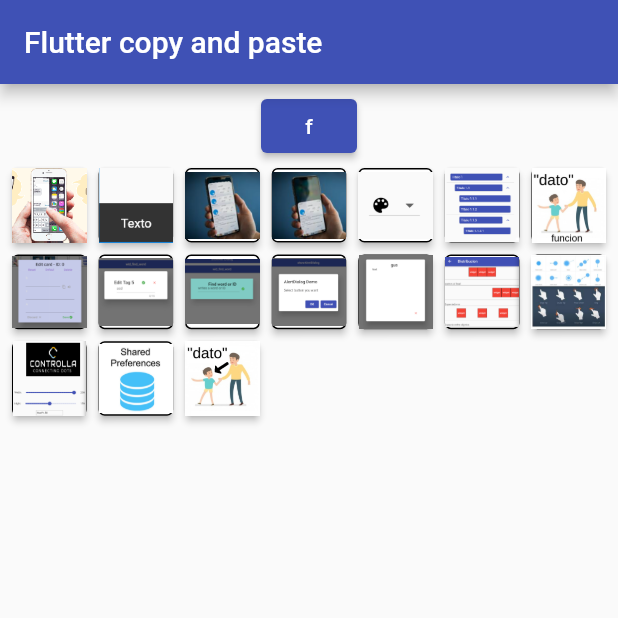
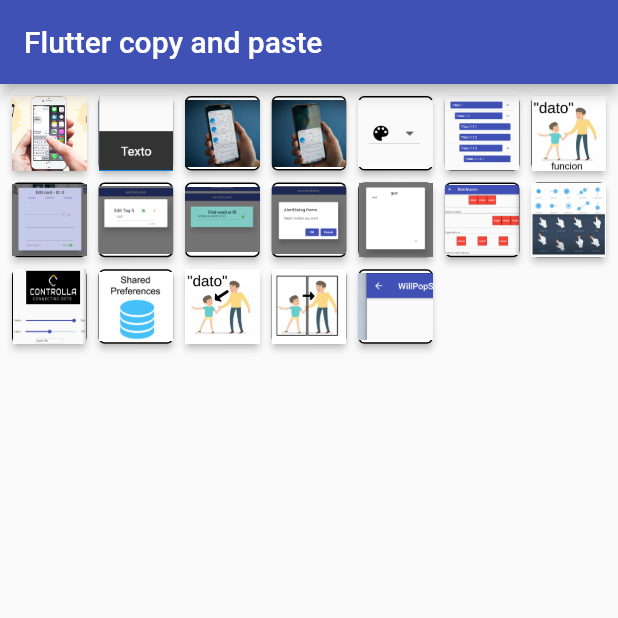
Before and after one commit to Pedro-Gustavo-Lozano-Wright/flutter_copy_and_paste, a Flutter app: the screen it shows after launch, on a phone screen of 412 x 824 dp, the top half of it. Run offline on Flutter 3.47's test engine with Material 2 defaults, Android fonts, the phone set to English and light mode, and no system bars; our stand-ins replace bloc, dio, equatable, hive, retrofit; accounts and stored records are empty; generated files the repository leaves out were written again.

Commit message:
anadiendo comunicadcion entre pantanas

```diff
--- a/lib/Widgets/hijo_a_padre.dart
+++ b/lib/Widgets/hijo_a_padre.dart
@@ -1,3 +1,4 @@
+String info_de_regreso_en_pantalla = """
 import 'package:flutter/material.dart';
 
 class NaviGetData extends StatefulWidget {
@@ -27,7 +28,7 @@ class _NaviGetDataState extends State<NaviGetData> {
   receiveData(BuildContext context) async {
     String result = await Navigator.push(
         context, MaterialPageRoute(builder: (context) => NaviReturnData()));
-    print("Received Data: $result");
+    print("Received Data: " + result);
   }
 }
 
@@ -43,3 +44,4 @@ class NaviReturnData extends StatelessWidget {
     );
   }
 }
+""";
--- a/lib/lista.dart
+++ b/lib/lista.dart
@@ -1,8 +1,10 @@
 import 'package:flutter/material.dart';
 
+import 'Widgets/boton_de_regreso_en_menu.dart';
 import 'Widgets/dialogos.dart';
 import 'Widgets/distribucion.dart';
 import 'Widgets/gestures.dart';
+import 'Widgets/hijo_a_padre.dart';
 import 'Widgets/lista_de_opciones.dart';
 import 'Widgets/padre_a_hijo.dart';
 import 'Widgets/pestana_emergente.dart';
@@ -32,6 +34,8 @@ List<List<dynamic>> list = [
   [null, "redimencion_de_imagen", redimencion_de_imagen],
   [null, "shared_preferences", shared_preferences],
   [null, "padre_a_hijo", padre_a_hijo],
+  [null, "info_de_regreso_en_pantalla", info_de_regreso_en_pantalla],
+  [null, "boton_regreso_ios", boton_regreso_ios],
 
   //[Container(child: Icon(Icons.brightness_1,color: Colors.red,)), "","color" ],
 ];
--- a/lib/main.dart
+++ b/lib/main.dart
@@ -2,6 +2,7 @@ import 'dart:developer';
 import 'package:flutter/material.dart';
 import 'package:flutter_copy_and_paste/Widgets/wid_edit_a_b_c.dart';
 
+import 'Widgets/boton_de_regreso_en_menu.dart';
 import 'Widgets/dialogos.dart';
 import 'Widgets/distribucion.dart';
 import 'Widgets/hijo_a_padre.dart';
@@ -56,7 +57,7 @@ class _MyHomePageState extends State<MyHomePage> {
               child: Center(
                 child: Column(
                   children: [
-                    ElevatedButton(onPressed: (){Navigator.push(context,MaterialPageRoute(builder: (context) => NaviGetData()),);}, child: Text("f")),
+                    //ElevatedButton(onPressed: (){Navigator.push(context,MaterialPageRoute(builder: (context) => pantalla()),);}, child: Text("f")),
                     Container(
                         child: GridView.count(
                           shrinkWrap: true,
--- a/pubspec.yaml
+++ b/pubspec.yaml
@@ -76,6 +76,8 @@ flutter:
     - images/redimencion_de_imagen.png
     - images/shared_preferences.png
     - images/padre_a_hijo.png
+    - images/info_de_regreso_en_pantalla.png
+    - images/boton_regreso_ios.png
   # An image asset can refer to one or more resolution-specific "variants", see
   # https://flutter.dev/assets-and-images/#resolution-aware.
 
```
Also changed, not shown: lib/Widgets/boton_de_regreso_en_menu.dart (added, +26 -0 lines), images/boton_regreso_ios.png (added), images/info_de_regreso_en_pantalla.png (added).
